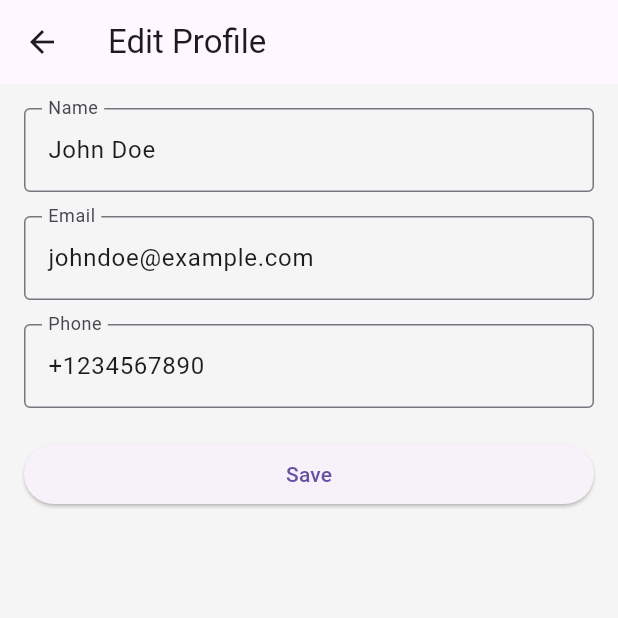
After one commit to AaronsFYP2024-25/flutter-application, a Flutter app: the ContractorProfilePage screen opened by its route, after a tap on "Edit Profile", on a phone screen of 412 x 824 dp, the top half of it. The commit adds this screen. Run offline on Flutter 3.47's test engine with Material 3 defaults, Android fonts, the phone set to English and light mode, and no system bars; network calls fail.

Commit message:
Finished with contractorAvailability, the contractor can now add days and time's that they are working, also update the profile page, to show these updates along with a navbar at bottom of page allow to go between profile page, spelization and avaiablity to add and update times

```diff
--- a/protrade_hub/lib/screens/contractor_profile.dart
+++ b/protrade_hub/lib/screens/contractor_profile.dart
@@ -1,7 +1,8 @@
 import 'package:flutter/material.dart';
-import 'package:protrade_hub/widgets/contractor_profile_overview.dart';
-import 'package:protrade_hub/widgets/manage_specializations_widget.dart';
-import 'package:protrade_hub/widgets/manage_availability_widget.dart';
+import 'package:protrade_hub/widgets/edit_profile_widget.dart';
+import '../widgets/contractor_profile_overview.dart';
+import '../widgets/manage_specializations_widget.dart';
+import '../widgets/manage_availability_widget.dart';
 
 class ContractorProfilePage extends StatefulWidget {
   const ContractorProfilePage({super.key});
@@ -11,13 +12,46 @@ class ContractorProfilePage extends StatefulWidget {
 }
 
 class _ContractorProfilePageState extends State<ContractorProfilePage> {
+  List<String> specializations = ['Plumber', 'Electrician'];
+  Map<String, List<Map<String, String>>> availability = {
+    "Monday": [],
+    "Tuesday": [],
+  };
+
   int _selectedIndex = 0;
 
-  final List<Widget> _pages = [
-    const ContractorProfileOverview(),
-    const ManageSpecializationsWidget(),
-    const ManageAvailabilityWidget(),
-  ];
+  void _onSpecializationAdded(String specialization) {
+    setState(() {
+      specializations.add(specialization);
+    });
+  }
+
+  void _onSpecializationRemoved(String specialization) {
+    setState(() {
+      specializations.remove(specialization);
+    });
+  }
+
+  void _onAvailabilityAdded(String day, Map<String, String> slot) {
+    setState(() {
+      availability[day] ??= [];
+      availability[day]!.add(slot);
+    });
+  }
+
+  void _onAvailabilityRemoved(String day, Map<String, String> slot) {
+    setState(() {
+      availability[day]?.remove(slot);
+    });
+  }
+
+  void _onNewDayAdded(String day) {
+    setState(() {
+      if (!availability.containsKey(day)) {
+        availability[day] = [];
+      }
+    });
+  }
 
   void _onItemTapped(int index) {
     setState(() {
@@ -27,18 +61,51 @@ class _ContractorProfilePageState extends State<ContractorProfilePage> {
 
   @override
   Widget build(BuildContext context) {
+    final List<Widget> pages = [
+      ContractorProfileOverview(
+        specializations: specializations,
+        availability: availability,
+        onEdit: () {
+          Navigator.push(
+            context,
+            MaterialPageRoute(
+              builder: (context) => EditProfileWidget(
+                currentName: "John Doe",
+                currentEmail: "johndoe@example.com",
+                currentPhone: "+1234567890",
+                onSave: (updatedProfile) {
+                  // Handle updated profile details here
+                },
+              ),
+            ),
+          );
+        },
+      ),
+      ManageSpecializationsWidget(
+        specializations: specializations,
+        onSpecializationAdded: _onSpecializationAdded,
+        onSpecializationRemoved: _onSpecializationRemoved,
+      ),
+      ManageAvailabilityWidget(
+        availability: availability,
+        onAvailabilityAdded: _onAvailabilityAdded,
+        onAvailabilityRemoved: _onAvailabilityRemoved,
+        onNewDayAdded: _onNewDayAdded, // Pass callback to add new days dynamically
+      ),
+    ];
+
     return Scaffold(
       appBar: AppBar(
         title: const Text('Contractor Profile'),
       ),
-      body: _pages[_selectedIndex],
+      body: pages[_selectedIndex],
       bottomNavigationBar: BottomNavigationBar(
         currentIndex: _selectedIndex,
         onTap: _onItemTapped,
         items: const [
           BottomNavigationBarItem(
             icon: Icon(Icons.person),
-            label: 'Profile',
+            label: 'Overview',
           ),
           BottomNavigationBarItem(
             icon: Icon(Icons.build),
--- /dev/null
+++ b/protrade_hub/lib/widgets/edit_profile_widget.dart
@@ -0,0 +1,133 @@
+import 'package:flutter/material.dart';
+
+class EditProfileWidget extends StatefulWidget {
+  final String currentName;
+  final String currentEmail;
+  final String currentPhone;
+  final ValueChanged<Map<String, String>> onSave;
+
+  const EditProfileWidget({
+    super.key,
+    required this.currentName,
+    required this.currentEmail,
+    required this.currentPhone,
+    required this.onSave,
+  });
+
+  @override
+  _EditProfileWidgetState createState() => _EditProfileWidgetState();
+}
+
+class _EditProfileWidgetState extends State<EditProfileWidget> {
+  final _formKey = GlobalKey<FormState>();
+  late TextEditingController _nameController;
+  late TextEditingController _emailController;
+  late TextEditingController _phoneController;
+
+  @override
+  void initState() {
+    super.initState();
+    _nameController = TextEditingController(text: widget.currentName);
+    _emailController = TextEditingController(text: widget.currentEmail);
+    _phoneController = TextEditingController(text: widget.currentPhone);
+  }
+
+  @override
+  void dispose() {
+    _nameController.dispose();
+    _emailController.dispose();
+    _phoneController.dispose();
+    super.dispose();
+  }
+
+  void _saveProfile() {
+    if (_formKey.currentState!.validate()) {
+      widget.onSave({
+        'name': _nameController.text.trim(),
+        'email': _emailController.text.trim(),
+        'phone': _phoneController.text.trim(),
+      });
+      Navigator.pop(context);
+    }
+  }
+
+  @override
+  Widget build(BuildContext context) {
+    return Scaffold(
+      appBar: AppBar(
+        title: const Text('Edit Profile'),
+      ),
+      body: Padding(
+        padding: const EdgeInsets.all(16.0),
+        child: Form(
+          key: _formKey,
+          child: ListView(
+            children: [
+              // Name Field
+              TextFormField(
+                controller: _nameController,
+                decoration: const InputDecoration(
+                  labelText: 'Name',
+                  border: OutlineInputBorder(),
+                ),
+                validator: (value) {
+                  if (value == null || value.isEmpty) {
+                    return 'Please enter your name';
+                  }
+                  return null;
+                },
+              ),
+              const SizedBox(height: 16),
+
+              // Email Field
+              TextFormField(
+                controller: _emailController,
+                decoration: const InputDecoration(
+                  labelText: 'Email',
+                  border: OutlineInputBorder(),
+                ),
+                keyboardType: TextInputType.emailAddress,
+                validator: (value) {
+                  if (value == null || value.isEmpty) {
+                    return 'Please enter your email';
+                  }
+                  if (!RegExp(r'^[^@]+@[^@]+\.[^@]+').hasMatch(value)) {
+                    return 'Please enter a valid email address';
+                  }
+                  return null;
+                },
+              ),
+              const SizedBox(height: 16),
+
+              // Phone Field
+              TextFormField(
+                controller: _phoneController,
+                decoration: const InputDecoration(
+                  labelText: 'Phone',
+                  border: OutlineInputBorder(),
+                ),
+                keyboardType: TextInputType.phone,
+                validator: (value) {
+                  if (value == null || value.isEmpty) {
+                    return 'Please enter your phone number';
+                  }
+                  if (!RegExp(r'^\+?\d{7,15}$').hasMatch(value)) {
+                    return 'Please enter a valid phone number';
+                  }
+                  return null;
+                },
+              ),
+              const SizedBox(height: 20),
+
+              // Save Button
+              ElevatedButton(
+                onPressed: _saveProfile,
+                child: const Text('Save'),
+              ),
+            ],
+          ),
+        ),
+      ),
+    );
+  }
+}
```
Also changed, not shown: protrade_hub/lib/widgets/contractor_profile_overview.dart (+15 -29 lines), protrade_hub/lib/widgets/manage_availability_widget.dart (+108 -50 lines), protrade_hub/lib/widgets/manage_specializations_widget.dart (+21 -20 lines), 2 other files.
